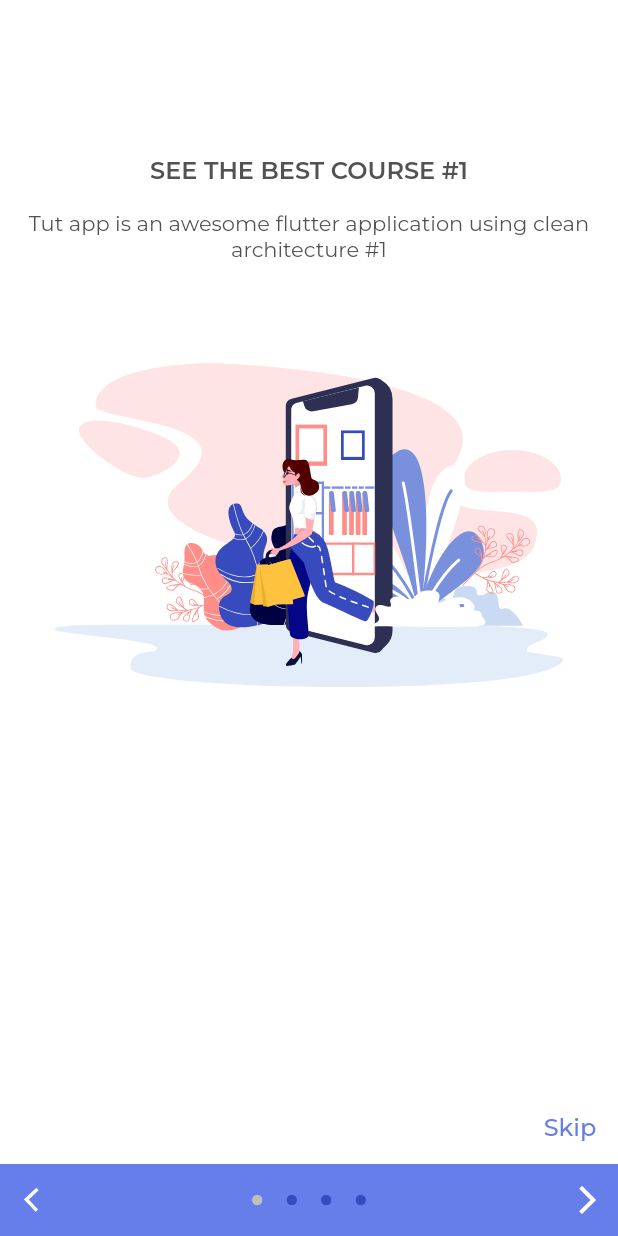
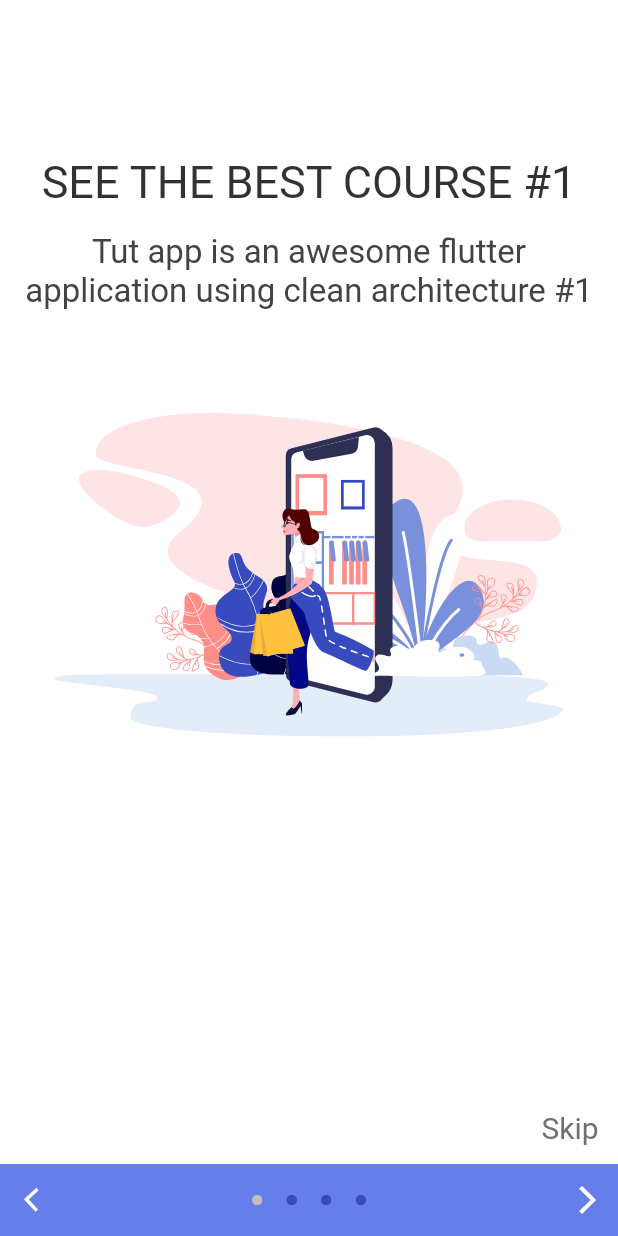
Before and after one commit to MahmoudFathiAhmed/E-Store, a Flutter app: the screen it shows after launch, on a phone screen of 412 x 824 dp. Run offline on Flutter 3.47's test engine with Material 2 defaults, Android fonts, the phone set to English and light mode, and no system bars; our stand-ins replace carousel_slider, country_code_picker, dartz, dio, easy_localization, flutter_phoenix and 13 more; missing offline and left inert: dart:ffi, json_serializable; accounts and stored records are empty; generated files the repository leaves out were written again; Roboto replaces fonts that are missing (Segoe Ui).

Commit message:
theme manager

```diff
--- a/lib/presentation/resources/color_manager.dart
+++ b/lib/presentation/resources/color_manager.dart
@@ -3,6 +3,7 @@ import 'package:flutter/material.dart';
 class ColorManager{
   static Color primary = const Color(0xff667EEA);
   static Color primary2 = const Color(0xff64B6FF);
+  static Color deepBlue = const Color(0xff374ABE);
   static Color rose = const Color(0xffFF5858);
   static Color rose2 = const Color(0xffFB5895);
   static Color green = const Color(0xff43E97B);
@@ -14,8 +15,12 @@ class ColorManager{
   static Color grey = const Color(0xffA6A6A6);
   static Color grey1 = const Color(0xffA3A3A3);
   static Color grey2 = const Color(0xff707070);
-  static Color grey3 = const Color(0xff656565);
-  static Color onBlack = const Color(0xff323232);
+  static Color grey3 = const Color(0xff696969);
+  static Color grey4 = const Color(0xff656565);
+  static Color grey5 = const Color(0xff454242);
+  static Color grey6 = const Color(0xff404040);
+  static Color onBlack = const Color(0xff2A2A2A);
+  static Color onBlack1 = const Color(0xff323232);
   static Color onBlack2 = const Color(0xff3C3C3C);
   static Color onBlack3 = const Color(0xff434343);
 
--- a/lib/presentation/resources/font_manager.dart
+++ b/lib/presentation/resources/font_manager.dart
@@ -1,7 +1,7 @@
 import 'package:flutter/material.dart';
 
 class FontConstants{
-  static const String fontFamily = "Montserrat";
+  static const String fontFamily = "Segoe Ui";
 }
 class FontWeightManager{
   static FontWeight light = FontWeight.w300;
@@ -11,11 +11,16 @@ class FontWeightManager{
   static FontWeight bold = FontWeight.w700;
 }
 class FontSize{
+  static const double s10 = 10.0;
   static const double s12 = 12.0;
   static const double s14 = 14.0;
+  static const double s15 = 15.0;
   static const double s16 = 16.0;
   static const double s17 = 17.0;
   static const double s18 = 18.0;
   static const double s20 = 20.0;
   static const double s22 = 22.0;
+  static const double s24 = 24.0;
+  static const double s25 = 25.0;
+  static const double s30 = 30.0;
 }
--- a/lib/presentation/resources/theme_manger.dart
+++ b/lib/presentation/resources/theme_manger.dart
@@ -51,15 +51,30 @@ ThemeData getApplicationTheme(){
 
     //text theme
     textTheme: TextTheme(
-      displayLarge: getSemiBoldStyle(color: ColorManager.darkGrey, fontSize: FontSize.s16),
-      headlineLarge: getSemiBoldStyle(color: ColorManager.darkGrey, fontSize: FontSize.s16),
-      headlineMedium: getRegularStyle(color: ColorManager.darkGrey, fontSize: FontSize.s14),
-      titleMedium: getMediumStyle(color: ColorManager.primary,fontSize: FontSize.s16),
-      titleSmall: getRegularStyle(color: ColorManager.white,fontSize: FontSize.s16),
-      bodyLarge: getRegularStyle(color: ColorManager.grey1),
-      bodySmall: getRegularStyle(color: ColorManager.grey),
-      bodyMedium: getRegularStyle(color: ColorManager.grey2, fontSize: FontSize.s12),
-      labelSmall: getBoldStyle(color: ColorManager.primary,fontSize: FontSize.s12),
+      displayLarge: getRegularStyle(color: ColorManager.onBlack1, fontSize: FontSize.s30),
+      displayMedium: getRegularStyle(color: ColorManager.onBlack2, fontSize: FontSize.s25),
+      displaySmall: getRegularStyle(color: ColorManager.grey3, fontSize: FontSize.s24),
+      headlineLarge: getSemiBoldStyle(color: ColorManager.grey2, fontSize: FontSize.s22),
+      headlineMedium: getRegularStyle(color: ColorManager.grey5, fontSize: FontSize.s22),
+      headlineSmall: getSemiBoldStyle(color: ColorManager.white, fontSize: FontSize.s20),
+      titleLarge: getSemiBoldStyle(color: ColorManager.onBlack, fontSize: FontSize.s20),
+      titleMedium: getRegularStyle(color: ColorManager.grey2,fontSize: FontSize.s20),
+      titleSmall: getRegularStyle(color: ColorManager.primary,fontSize: FontSize.s20),
+      labelLarge: getSemiBoldStyle(color: ColorManager.onBlack,fontSize: FontSize.s18),
+      labelMedium: getRegularStyle(color: ColorManager.grey2,fontSize: FontSize.s18),
+      labelSmall: getRegularStyle(color: ColorManager.onBlack,fontSize: FontSize.s18),
+      headline1: getRegularStyle(color: ColorManager.white,fontSize: FontSize.s18),
+      headline2: getRegularStyle(color: ColorManager.grey6,fontSize: FontSize.s17),
+      headline3: getSemiBoldStyle(color: ColorManager.grey5,fontSize: FontSize.s16),
+      headline4: getRegularStyle(color: ColorManager.white,fontSize: FontSize.s16),
+      headline5: getRegularStyle(color: ColorManager.grey5,fontSize: FontSize.s16),
+      headline6: getRegularStyle(color: ColorManager.primary,fontSize: FontSize.s16),
+      subtitle1: getSemiBoldStyle(color: ColorManager.primary,fontSize: FontSize.s15),
+      subtitle2: getSemiBoldStyle(color: ColorManager.white,fontSize: FontSize.s14),
+      bodyText1: getRegularStyle(color: ColorManager.grey,fontSize: FontSize.s14),
+      bodyText2: getRegularStyle(color: ColorManager.grey6,fontSize: FontSize.s14),
+      caption: getSemiBoldStyle(color: ColorManager.white,fontSize: FontSize.s10),
+      button: getRegularStyle(color: ColorManager.primary,fontSize: FontSize.s10),
     ),
 
     //inputDecoration theme (text form field)
```
Also changed, not shown: pubspec.yaml (+3 -9 lines), assets/fonts/Montserrat-Bold.ttf (deleted), assets/fonts/Montserrat-Light.ttf (deleted), assets/fonts/Montserrat-Medium.ttf (deleted), assets/fonts/Montserrat-Regular.ttf (deleted), assets/fonts/Montserrat-SemiBold.ttf (deleted).
